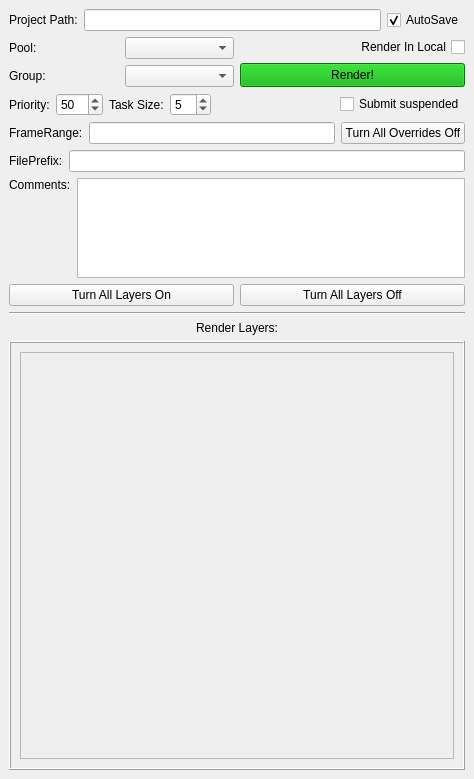
Above: render/renderManager/renderManager.ui from skarone/PipeL before the change. Below: the same form after it.
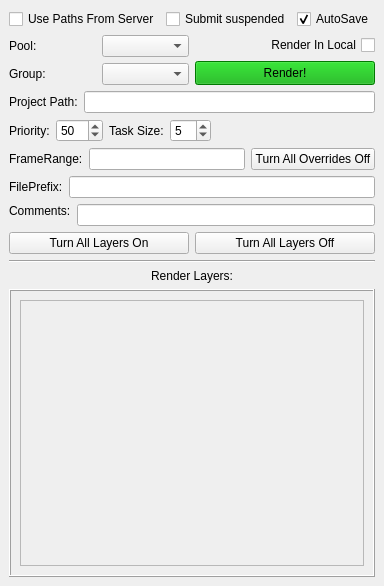
That is the form after the change.

Commit message: added option to rendermanager to change paths to server when render :), also finished client server validation :)

```diff
--- a/render/renderManager/renderManager.ui
+++ b/render/renderManager/renderManager.ui
@@ -6,8 +6,8 @@
    <rect>
     <x>0</x>
     <y>0</y>
-    <width>474</width>
-    <height>779</height>
+    <width>345</width>
+    <height>586</height>
    </rect>
   </property>
   <property name="windowTitle">
@@ -16,18 +16,21 @@
   <widget class="QWidget" name="centralwidget">
    <layout class="QVBoxLayout" name="verticalLayout_5">
     <item>
-     <layout class="QHBoxLayout" name="horizontalLayout_9">
+     <layout class="QHBoxLayout" name="horizontalLayout_10">
       <item>
-       <widget class="QLabel" name="label_9">
+       <widget class="QCheckBox" name="useServerPaths_chb">
+        <property name="toolTip">
+         <string>&lt;html&gt;&lt;head/&gt;&lt;body&gt;&lt;p&gt;This will change all the paths in the file to point to server, but it will leave scene untouch :)&lt;/p&gt;&lt;/body&gt;&lt;/html&gt;</string>
+        </property>
         <property name="text">
-         <string>Project Path:</string>
+         <string>Use Paths From Server</string>
         </property>
        </widget>
       </item>
       <item>
-       <widget class="QLineEdit" name="projectPath_le">
+       <widget class="QCheckBox" name="submitSuspended_chb">
         <property name="text">
-         <string/>
+         <string>Submit suspended</string>
         </property>
        </widget>
       </item>
@@ -109,6 +112,24 @@
       </item>
      </layout>
     </item>
+    <item>
+     <layout class="QHBoxLayout" name="horizontalLayout_9">
+      <item>
+       <widget class="QLabel" name="label_9">
+        <property name="text">
+         <string>Project Path:</string>
+        </property>
+       </widget>
+      </item>
+      <item>
+       <widget class="QLineEdit" name="projectPath_le">
+        <property name="text">
+         <string/>
+        </property>
+       </widget>
+      </item>
+     </layout>
+    </item>
     <item>
      <layout class="QHBoxLayout" name="horizontalLayout_3">
       <item>
@@ -161,13 +182,6 @@
         </property>
        </spacer>
       </item>
-      <item>
-       <widget class="QCheckBox" name="submitSuspended_chb">
-        <property name="text">
-         <string>Submit suspended</string>
-        </property>
-       </widget>
-      </item>
      </layout>
     </item>
     <item>
@@ -232,12 +246,9 @@
        </widget>
       </item>
       <item>
-       <widget class="QTextEdit" name="comments_te">
-        <property name="maximumSize">
-         <size>
-          <width>16777215</width>
-          <height>100</height>
-         </size>
+       <widget class="QLineEdit" name="comments_te">
+        <property name="toolTip">
+         <string>&lt;html&gt;&lt;head/&gt;&lt;body&gt;&lt;p&gt;write the frame range for the entire scene, ex:120-150,163,200-250&lt;/p&gt;&lt;/body&gt;&lt;/html&gt;</string>
         </property>
        </widget>
       </item>
@@ -303,8 +314,8 @@
            <rect>
             <x>0</x>
             <y>0</y>
-            <width>434</width>
-            <height>238</height>
+            <width>305</width>
+            <height>259</height>
            </rect>
           </property>
           <layout class="QVBoxLayout" name="verticalLayout_4">
```
Left out of the diff: 3 changed lines with no effect on the pictures. The commit also changes 7 other files.
